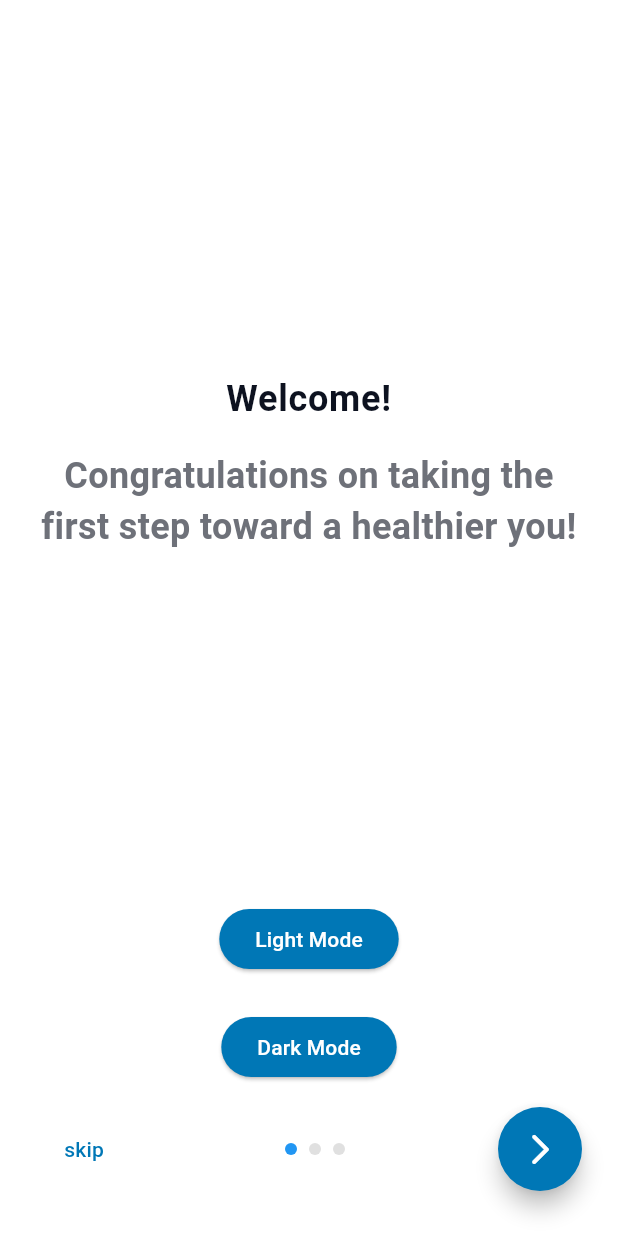
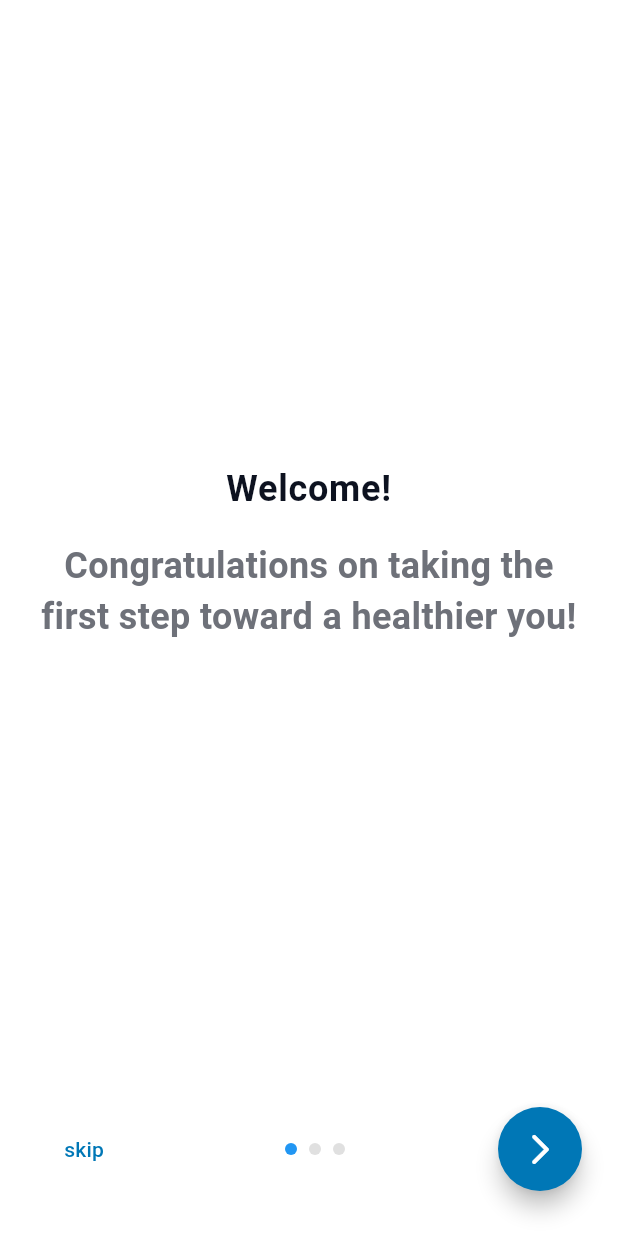
Before and after one commit to ZiyadALharbi/Diet-Tracker, a Flutter app: the screen it shows after launch, on a phone screen of 412 x 824 dp. Run offline on Flutter 3.47's test engine with Material 3 defaults, Android fonts, the phone set to English and light mode, and no system bars.

Commit message:
Removed useless code in the onBoarding page

```diff
--- a/lib/features/onBoarding/presentation/pages/onboarding_page.dart
+++ b/lib/features/onBoarding/presentation/pages/onboarding_page.dart
@@ -81,17 +81,6 @@ class _OnboardingPageState extends State<OnboardingPage> {
                 },
               ),
             ),
-            ElevatedButton(
-                onPressed: () =>
-                    MainApp.of(context).changeTheme(ThemeMode.light),
-                child: const Text("Light Mode")),
-            const SizedBox(
-              height: 24,
-            ),
-            ElevatedButton(
-                onPressed: () =>
-                    MainApp.of(context).changeTheme(ThemeMode.dark),
-                child: const Text("Dark Mode")),
             Padding(
               padding: const EdgeInsets.all(16),
               child: Row(
```
